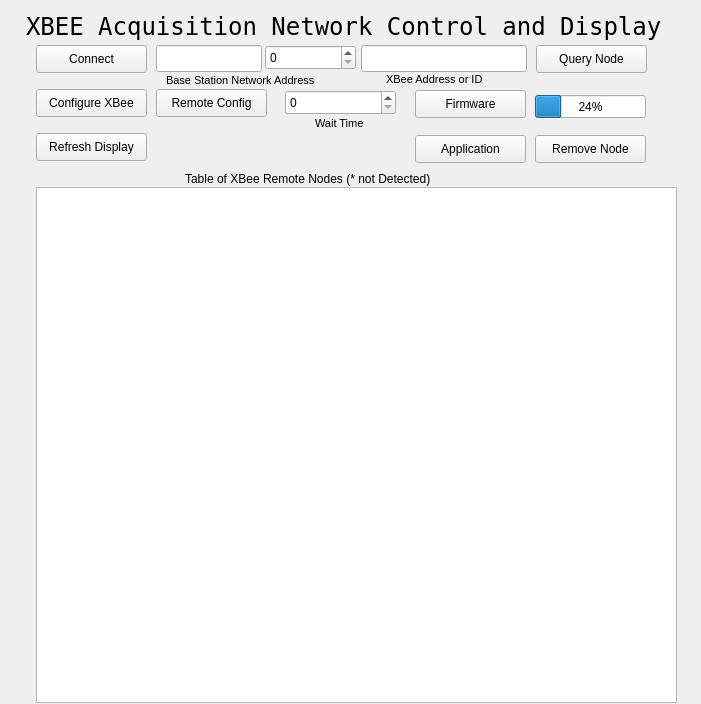
This is XBee-GUI/xbee-control.ui in ksarkies/XBee-Acquisition as Qt 5 draws it before an edit. The edited form follows.
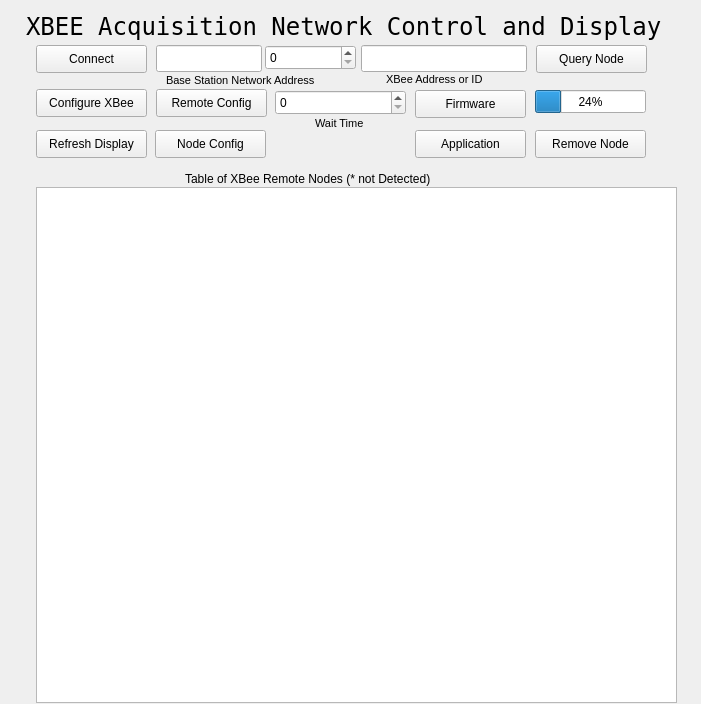
This is the edited form.

What changed in the file:
```diff
--- a/XBee-GUI/xbee-control.ui
+++ b/XBee-GUI/xbee-control.ui
@@ -20,7 +20,7 @@
    <property name="geometry">
     <rect>
      <x>36</x>
-     <y>133</y>
+     <y>130</y>
      <width>111</width>
      <height>28</height>
     </rect>
@@ -68,7 +68,7 @@
    <property name="geometry">
     <rect>
      <x>535</x>
-     <y>95</y>
+     <y>90</y>
      <width>111</width>
      <height>23</height>
     </rect>
@@ -159,7 +159,7 @@
    <property name="geometry">
     <rect>
      <x>535</x>
-     <y>135</y>
+     <y>130</y>
      <width>111</width>
      <height>28</height>
     </rect>
@@ -252,7 +252,7 @@
    <property name="geometry">
     <rect>
      <x>415</x>
-     <y>135</y>
+     <y>130</y>
      <width>111</width>
      <height>28</height>
     </rect>
@@ -285,9 +285,9 @@
   <widget class="QSpinBox" name="waitTime">
    <property name="geometry">
     <rect>
-     <x>285</x>
+     <x>275</x>
      <y>90</y>
-     <width>111</width>
+     <width>131</width>
      <height>25</height>
     </rect>
    </property>
@@ -305,6 +305,22 @@
     <number>65535</number>
    </property>
   </widget>
+  <widget class="QPushButton" name="nodeConfigButton">
+   <property name="geometry">
+    <rect>
+     <x>155</x>
+     <y>130</y>
+     <width>111</width>
+     <height>28</height>
+    </rect>
+   </property>
+   <property name="toolTip">
+    <string>Launch an application control window.</string>
+   </property>
+   <property name="text">
+    <string>Node Config</string>
+   </property>
+  </widget>
  </widget>
  <resources/>
  <connections/>
```
Left out of the diff: 2 changed lines with no effect on the pictures.
